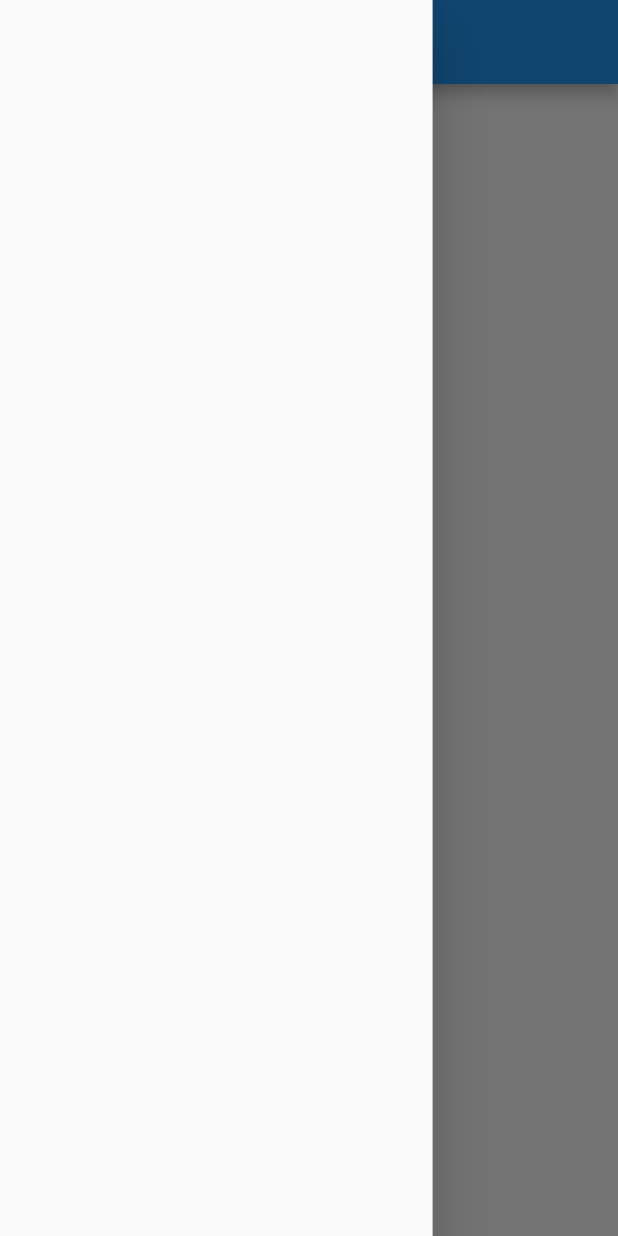
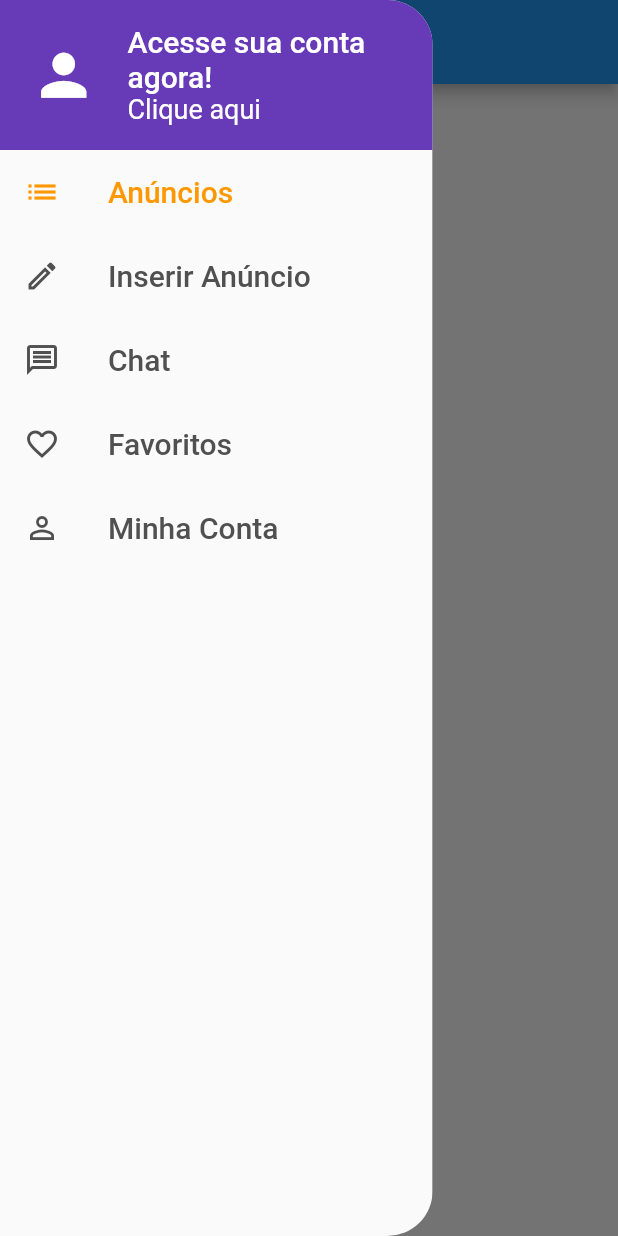
Before and after one commit to Lukinhasssss/olx-clone, a Flutter app: the screen it shows after launch, with the side drawer open, on a phone screen of 412 x 824 dp. Run offline on Flutter 3.47's test engine with Material 2 defaults, Android fonts, the phone set to English and light mode, and no system bars; our stand-ins replace flutter_dotenv, parse_server_sdk; statements that could not run were skipped.

Commit message:
Finish CustomDrawer styles

```diff
--- a/lib/components/custom_drawer/custom_drawer.dart
+++ b/lib/components/custom_drawer/custom_drawer.dart
@@ -1,14 +1,24 @@
 import 'package:flutter/material.dart';
+import 'package:olx_clone/components/custom_drawer/custom_drawer_header.dart';
+import 'package:olx_clone/components/custom_drawer/page_section.dart';
 
 class CustomDrawer extends StatelessWidget {
   const CustomDrawer({Key key}) : super(key: key);
 
   @override
   Widget build(BuildContext context) {
-    return SizedBox(
-      width: MediaQuery.of(context).size.width * 0.7,
-      child: Drawer(
-
+    return ClipRRect(
+      borderRadius: BorderRadius.horizontal(right: Radius.circular(30)),
+      child: SizedBox(
+        width: MediaQuery.of(context).size.width * 0.7,
+        child: Drawer(
+          child: ListView(
+            children: [
+              CustomDrawerHeader(),
+              PageSection()
+            ]
+          )
+        ),
       ),
     );
   }
--- /dev/null
+++ b/lib/components/custom_drawer/custom_drawer_header.dart
@@ -0,0 +1,44 @@
+import 'package:flutter/material.dart';
+
+class CustomDrawerHeader extends StatelessWidget {
+  // const CustomDrawerHeader({Key key}) : super(key: key);
+
+  @override
+  Widget build(BuildContext context) {
+    return Container(
+      color: Colors.deepPurple,
+      height: 100,
+      padding: EdgeInsets.symmetric(horizontal: 20),
+      child: Row(
+        children: [
+          Icon(Icons.person, color: Colors.white, size: 45),
+          SizedBox(width: 20),
+          Expanded(
+            child: Column(
+              crossAxisAlignment: CrossAxisAlignment.start,
+              mainAxisAlignment: MainAxisAlignment.center,
+              children: [
+                Text(
+                  'Acesse sua conta agora!',
+                  style: TextStyle(
+                    color: Colors.white,
+                    fontSize: 20,
+                    fontWeight: FontWeight.w500
+                  )
+                ),
+                Text(
+                  'Clique aqui',
+                  style: TextStyle(
+                    color: Colors.white,
+                    fontSize: 18,
+                    fontWeight: FontWeight.w400
+                  )
+                )
+              ]
+            ),
+          )
+        ]
+      ),
+    );
+  }
+}
--- /dev/null
+++ b/lib/components/custom_drawer/page_section.dart
@@ -0,0 +1,54 @@
+import 'package:flutter/material.dart';
+import 'package:olx_clone/components/custom_drawer/page_tile.dart';
+
+class PageSection extends StatelessWidget {
+  // const PageSection({Key key}) : super(key: key);
+
+  @override
+  Widget build(BuildContext context) {
+    return Column(
+      children: [
+        PageTile(
+          label: 'Anúncios',
+          iconData: Icons.list,
+          onTap: () {
+            print('Anúncios');
+          },
+          highlighted: true // highlighted indica se o item está selecionado
+        ),
+        PageTile(
+            label: 'Inserir Anúncio',
+            iconData: Icons.edit_outlined,
+            onTap: () {
+              print('Inserir Anúncio');
+            },
+            highlighted: false // highlighted indica se o item está selecionado
+        ),
+        PageTile(
+            label: 'Chat',
+            iconData: Icons.message_outlined,
+            onTap: () {
+              print('Chat');
+            },
+            highlighted: false // highlighted indica se o item está selecionado
+        ),
+        PageTile(
+            label: 'Favoritos',
+            iconData: Icons.favorite_border_outlined,
+            onTap: () {
+              print('Favoritos');
+            },
+            highlighted: false // highlighted indica se o item está selecionado
+        ),
+        PageTile(
+            label: 'Minha Conta',
+            iconData: Icons.person_outline,
+            onTap: () {
+              print('Minha Conta');
+            },
+            highlighted: false // highlighted indica se o item está selecionado
+        )
+      ],
+    );
+  }
+}
--- /dev/null
+++ b/lib/components/custom_drawer/page_tile.dart
@@ -0,0 +1,31 @@
+import 'package:flutter/material.dart';
+
+class PageTile extends StatelessWidget {
+  // const PageTile({Key key}) : super(key: key);
+
+  PageTile({this.label, this.iconData, this.onTap, this.highlighted}); // Obs: Não entendi como funcionam as chaves no construtor
+
+  final String label;
+  final IconData iconData;
+  final VoidCallback onTap;
+  final bool highlighted;
+
+  @override
+  Widget build(BuildContext context) {
+    return ListTile(
+      title: Text(
+        label,
+        style: TextStyle(
+          fontSize: 20,
+          fontWeight: FontWeight.w500,
+          color: highlighted ? Colors.orange : Color.fromRGBO(80, 80, 80, 1)
+        ),
+      ),
+      leading: Icon(
+        iconData,
+        color: highlighted ? Colors.orange : Color.fromRGBO(80, 80, 80, 1),
+      ),
+      onTap: onTap,
+    );
+  }
+}
```
